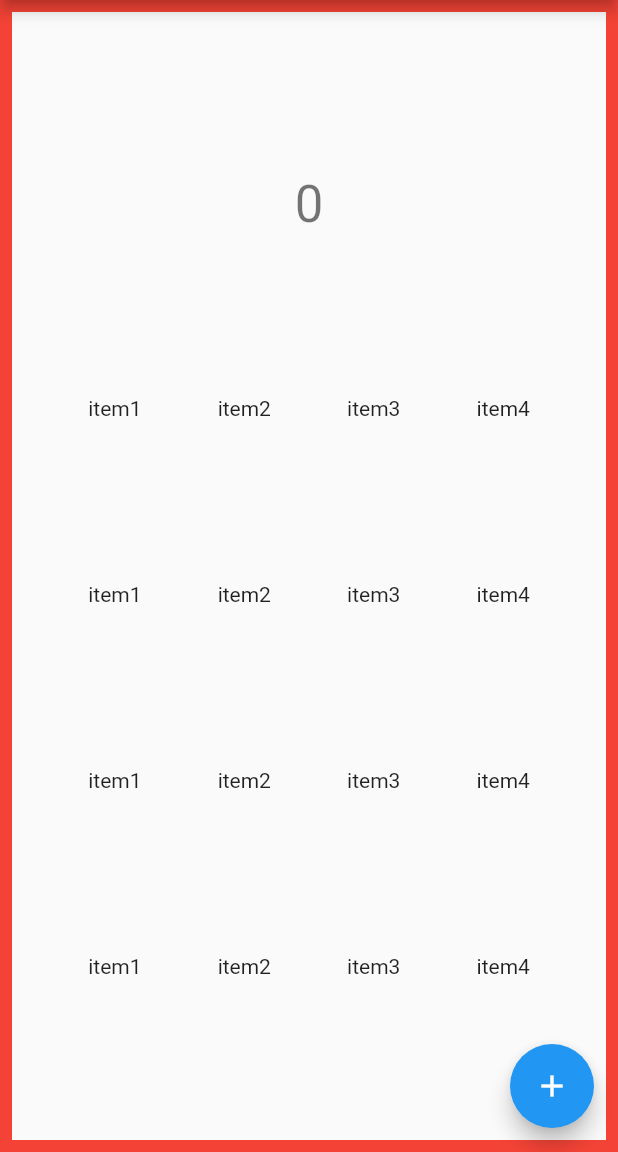
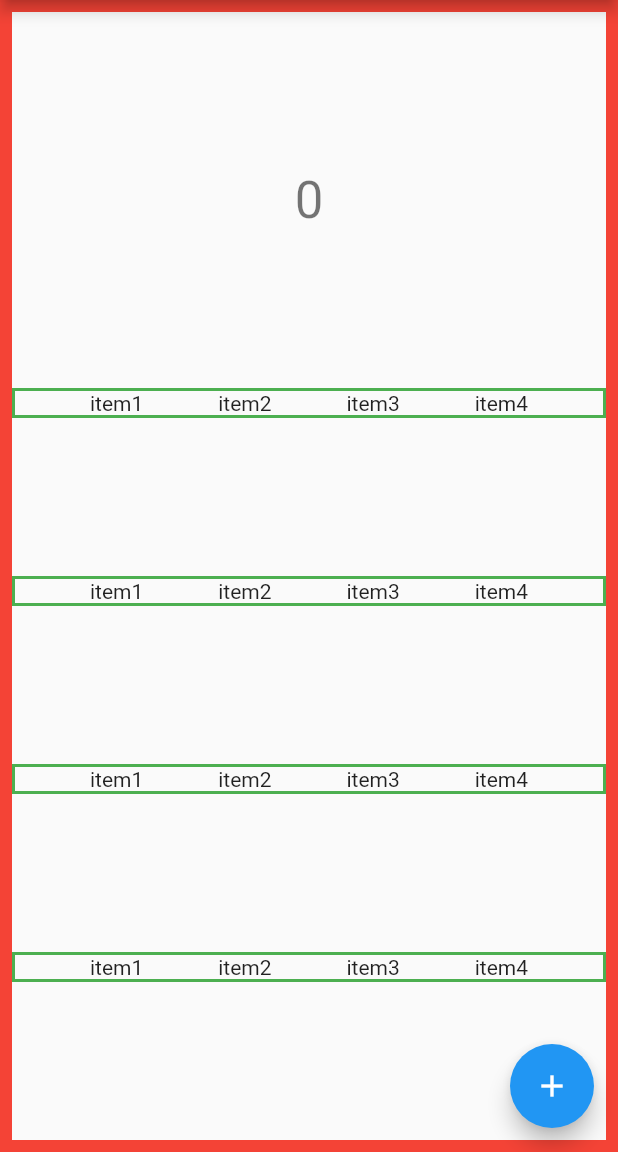
Before and after one commit to datsuns/stamp-calendar, a Flutter app: the screen it shows after launch, on a phone screen of 412 x 824 dp, the part 84-1236 px from its top. Run offline on Flutter 3.47's test engine with Material 2 defaults, Android fonts, the phone set to English and light mode, and no system bars.

Commit message:
add container

```diff
--- a/lib/main.dart
+++ b/lib/main.dart
@@ -47,7 +47,13 @@ class _MyHomePageState extends State<MyHomePage> {
   int _counter = 0;
 
   Widget generateOneLine() {
-    return Row(
+    return Container(
+      decoration: BoxDecoration(border: Border.all(
+          color: Colors.green,
+          width: 2.0,
+        ),
+      ),
+      child: Row(
         mainAxisAlignment: MainAxisAlignment.spaceEvenly,
         children: <Widget>[
           Text('item1'),
@@ -55,6 +61,7 @@ class _MyHomePageState extends State<MyHomePage> {
           Text('item3'),
           Text('item4')
         ],
+      ),
     );
   }
 
```
Lines whose indentation alone changed are shown as unchanged.
